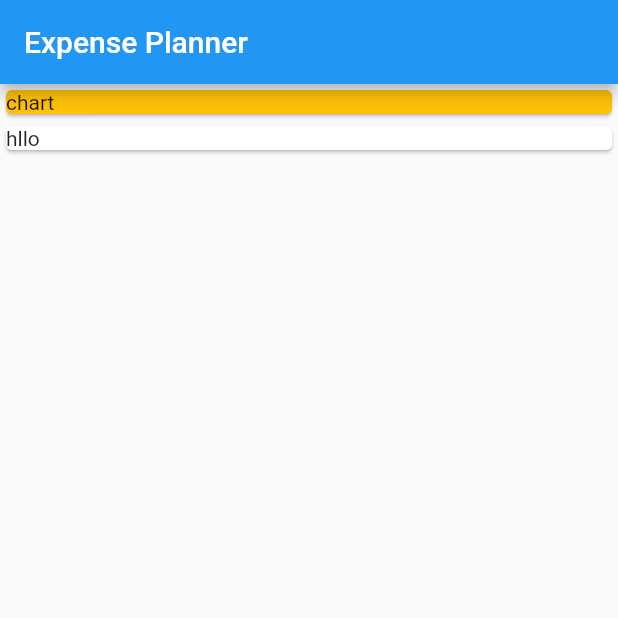
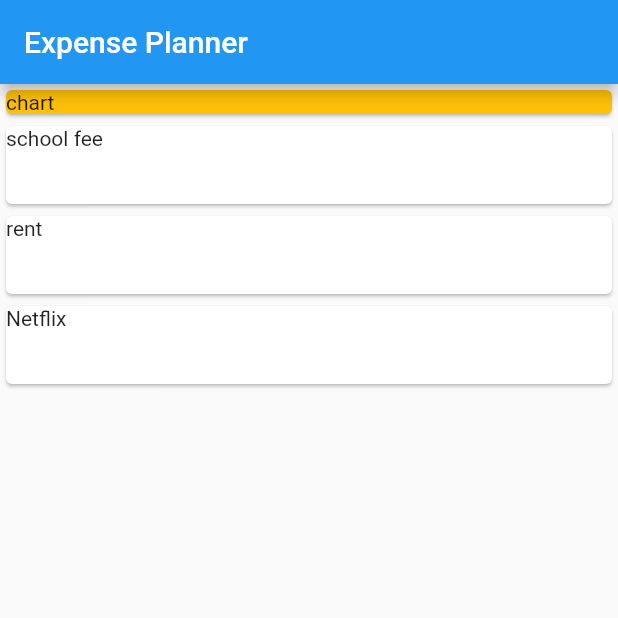
Before and after one commit to michael-099/ExpensePlanner, a Flutter app: the screen it shows after launch, on a phone screen of 412 x 824 dp, the top half of it. Run offline on Flutter 3.47's test engine with Material 2 defaults, Android fonts, the phone set to English and light mode, and no system bars.

Commit message:
maping of cards to transaction

```diff
--- a/lib/main.dart
+++ b/lib/main.dart
@@ -2,10 +2,13 @@ import 'package:flutter/material.dart';
 import './transaction.dart';
 
 class HomePage extends StatelessWidget {
-  List<Transaction> transaction =[
-    Transaction( id:"001" ,name:"school fee",expense:999.99, date:DateTime.now()),
-    Transaction( id:"002" ,name:"rent",expense:899.09, date:DateTime.now()),
-    Transaction( id:"003" ,name:"Netflix ",expense:19.99, date:DateTime.now())];
+  List<Transaction> transaction = [
+    Transaction(
+        id: "001", name: "school fee", expense: 999.99, date: DateTime.now()),
+    Transaction(id: "002", name: "rent", expense: 899.09, date: DateTime.now()),
+    Transaction(
+        id: "003", name: "Netflix ", expense: 19.99, date: DateTime.now())
+  ];
 
   Widget build(BuildContext context) {
     return MaterialApp(
@@ -19,9 +22,13 @@ class HomePage extends StatelessWidget {
               color: Colors.amber,
             ),
           ),
-          Container(
-            width: double.infinity,
-            child: Card(child: Text("hllo")),
+          Column(
+            children: transaction.map((e) {
+              return Container(child: Card(
+                child: Text(e.name ?? ""),
+              ),width:double.infinity,
+              height: 60,);
+            }).toList(),
           )
         ]),
       ),
```
